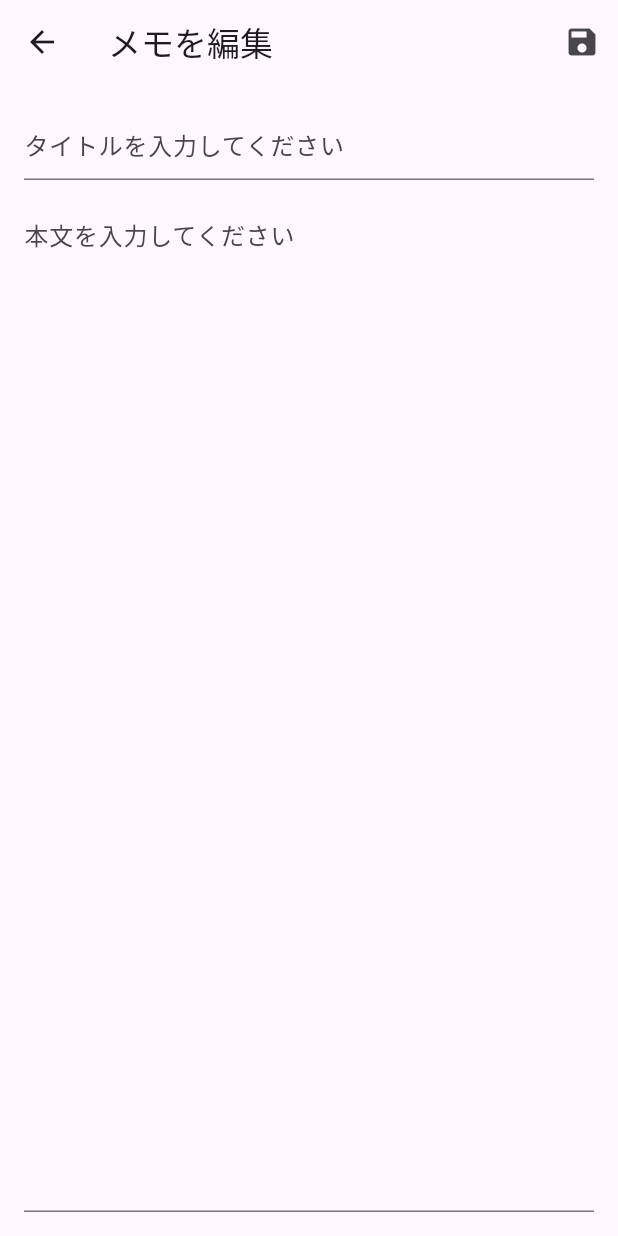
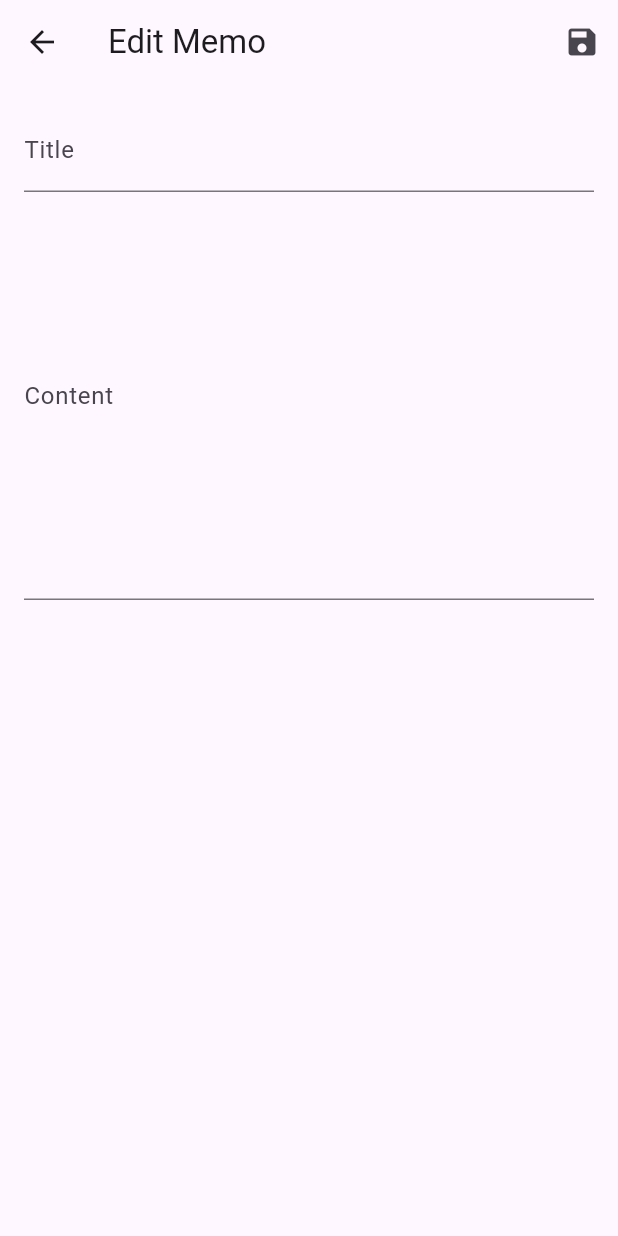
Before and after one commit to Haru0022/flutter_dev_app, a Flutter app: the screen it shows after launch, after a tap on the "add" icon, on a phone screen of 412 x 824 dp. Run offline on Flutter 3.47's test engine with Material 3 defaults, Android fonts, the phone set to English and light mode, and no system bars.

Commit message:
バグ改善できた
flutterを入れ直してなんとかした

```diff
--- a/flutter_dev_app/lib/edit_memo_screen.dart
+++ b/flutter_dev_app/lib/edit_memo_screen.dart
@@ -1,4 +1,3 @@
-
 import 'package:flutter/material.dart';
 import 'memo.dart';
 
@@ -30,25 +29,23 @@ class _EditMemoScreenState extends State<EditMemoScreen> {
     super.dispose();
   }
 
-  void _saveMemo() {
-    widget.onSave(
-      Memo(
-        title: _titleController.text,
-        content: _contentController.text,
-      ),
-    );
-    Navigator.pop(context);
-  }
-
   @override
   Widget build(BuildContext context) {
     return Scaffold(
       appBar: AppBar(
-        title: Text('メモを編集'),
+        title: Text('Edit Memo'),
         actions: [
           IconButton(
             icon: Icon(Icons.save),
-            onPressed: _saveMemo,
+            onPressed: () {
+              widget.onSave(
+                Memo(
+                  title: _titleController.text,
+                  content: _contentController.text,
+                ),
+              );
+              Navigator.of(context).pop();
+            },
           ),
         ],
       ),
@@ -58,20 +55,12 @@ class _EditMemoScreenState extends State<EditMemoScreen> {
           children: [
             TextField(
               controller: _titleController,
-              decoration: InputDecoration(
-                hintText: 'タイトルを入力してください',
-              ),
+              decoration: InputDecoration(labelText: 'Title'),
             ),
-            SizedBox(height: 16.0),
-            Expanded(
-              child: TextField(
-                controller: _contentController,
-                maxLines: null,
-                expands: true,
-                decoration: InputDecoration(
-                  hintText: '本文を入力してください',
-                ),
-              ),
+            TextField(
+              controller: _contentController,
+              decoration: InputDecoration(labelText: 'Content'),
+              maxLines: 10,
             ),
           ],
         ),
--- a/flutter_dev_app/lib/view_memo_screen.dart
+++ b/flutter_dev_app/lib/view_memo_screen.dart
@@ -4,7 +4,7 @@ import 'memo.dart';
 class ViewMemoScreen extends StatelessWidget {
   final Memo memo;
 
-  ViewMemoScreen({required this.memo});
+  ViewMemoScreen({required this.memo, required Null Function(dynamic updatedMemo) onSave});
 
   @override
   Widget build(BuildContext context) {
```
Also changed, not shown: flutter_dev_app/lib/memo_app.dart (line endings or trailing spaces), flutter_dev_app/pubspec.lock.
